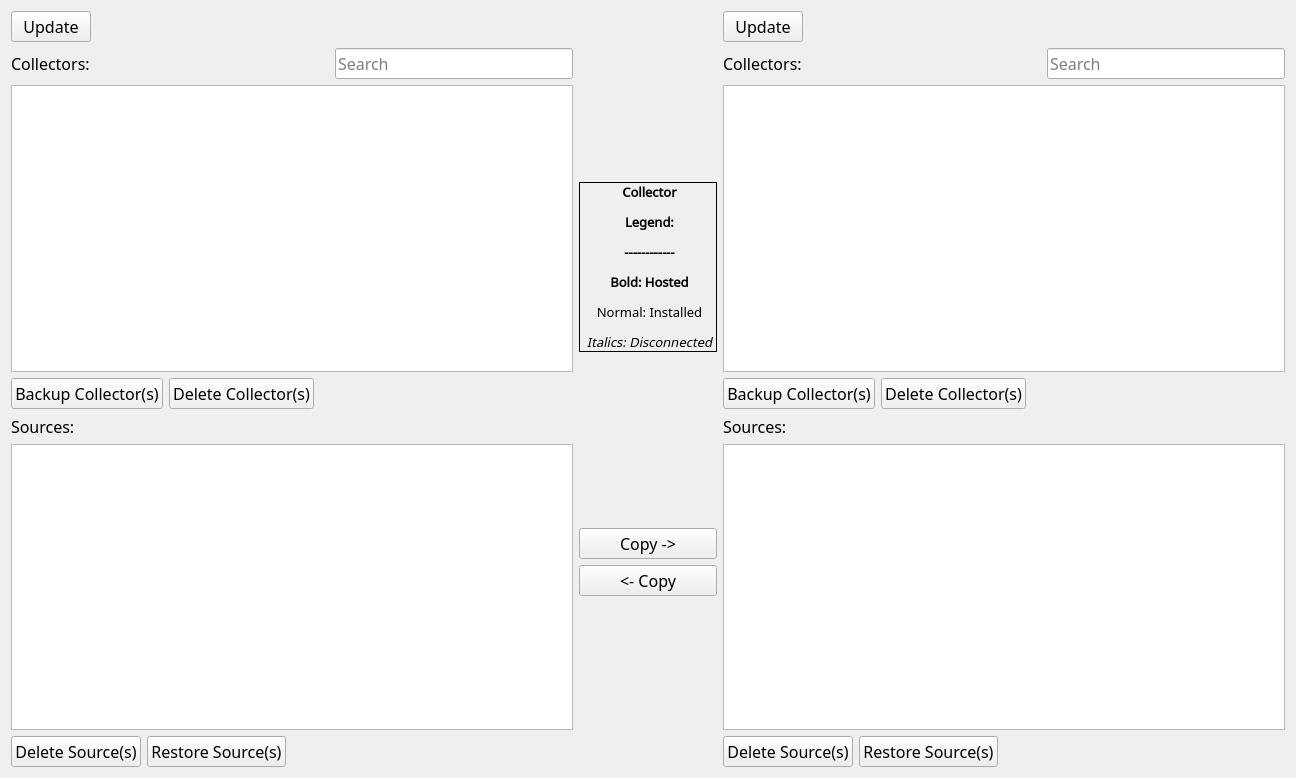
First picture: the form in data/collector.ui, repository SumoLogic/sumologictoolbox, before the edit.
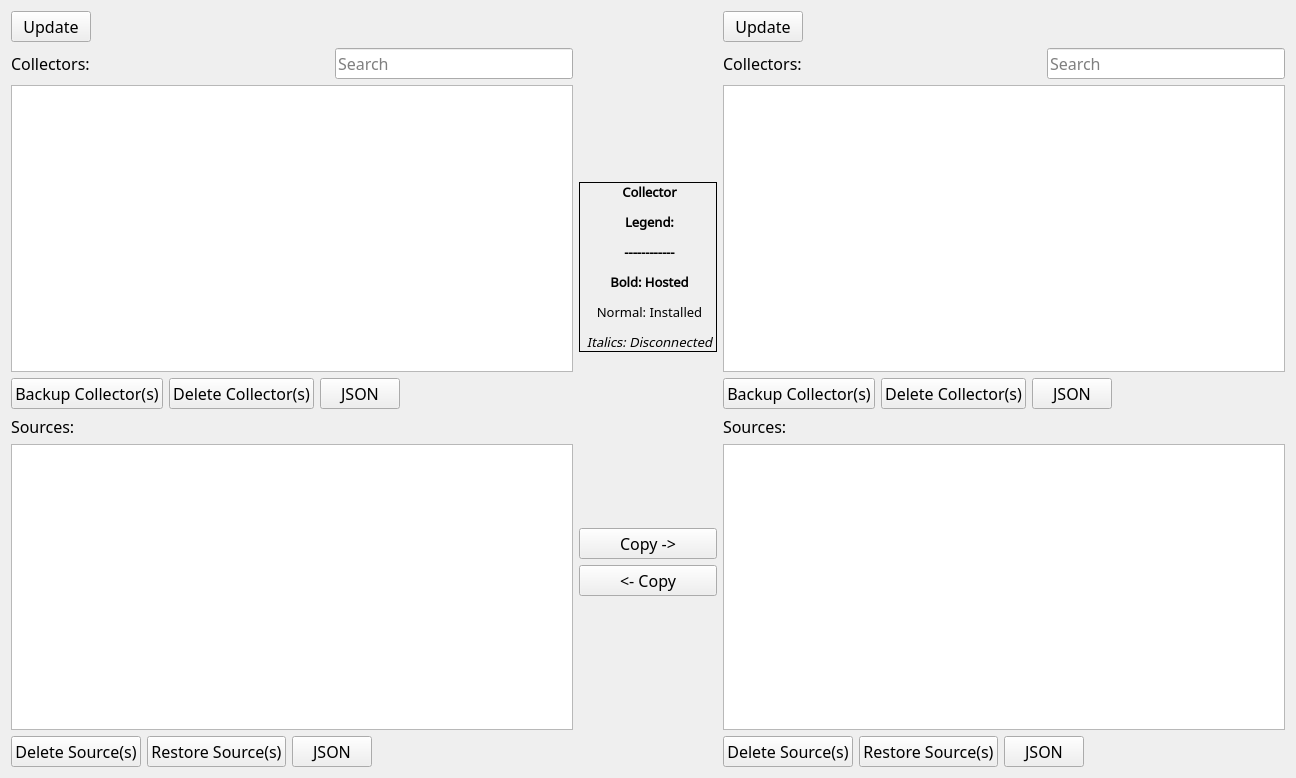
Second picture: the form after the edit.

What changed in the file:
```diff
--- a/data/collector.ui
+++ b/data/collector.ui
@@ -160,6 +160,22 @@
          </property>
         </widget>
        </item>
+       <item>
+        <widget class="QPushButton" name="pushButtonCollectorJSONLeft">
+         <property name="font">
+          <font>
+           <family>Waree</family>
+           <pointsize>12</pointsize>
+          </font>
+         </property>
+         <property name="toolTip">
+          <string>View collector(s) as JSON</string>
+         </property>
+         <property name="text">
+          <string>JSON</string>
+         </property>
+        </widget>
+       </item>
        <item>
         <spacer name="horizontalSpacer_3">
          <property name="orientation">
@@ -261,6 +277,22 @@
          </property>
         </widget>
        </item>
+       <item>
+        <widget class="QPushButton" name="pushButtonSourceJSONLeft">
+         <property name="font">
+          <font>
+           <family>Waree</family>
+           <pointsize>12</pointsize>
+          </font>
+         </property>
+         <property name="toolTip">
+          <string>View source(s) as JSON</string>
+         </property>
+         <property name="text">
+          <string>JSON</string>
+         </property>
+        </widget>
+       </item>
        <item>
         <spacer name="horizontalSpacer_6">
          <property name="orientation">
@@ -526,6 +558,22 @@
          </property>
         </widget>
        </item>
+       <item>
+        <widget class="QPushButton" name="pushButtonCollectorJSONRight">
+         <property name="font">
+          <font>
+           <family>Waree</family>
+           <pointsize>12</pointsize>
+          </font>
+         </property>
+         <property name="toolTip">
+          <string>View collector(s) as JSON</string>
+         </property>
+         <property name="text">
+          <string>JSON</string>
+         </property>
+        </widget>
+       </item>
        <item>
         <spacer name="horizontalSpacer_8">
          <property name="orientation">
@@ -630,6 +678,22 @@
          </property>
         </widget>
        </item>
+       <item>
+        <widget class="QPushButton" name="pushButtonSourceJSONRight">
+         <property name="font">
+          <font>
+           <family>Waree</family>
+           <pointsize>12</pointsize>
+          </font>
+         </property>
+         <property name="toolTip">
+          <string>View source(s) as JSON</string>
+         </property>
+         <property name="text">
+          <string>JSON</string>
+         </property>
+        </widget>
+       </item>
        <item>
         <spacer name="horizontalSpacer_10">
          <property name="orientation">
```
